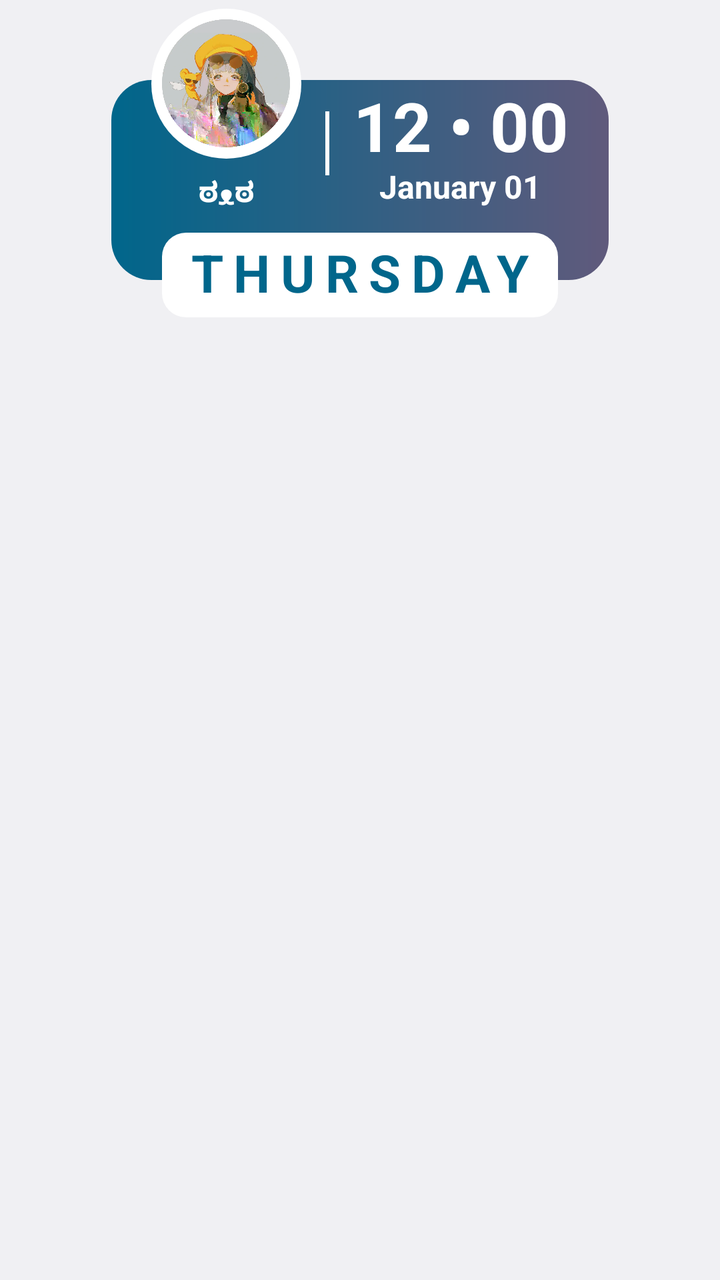
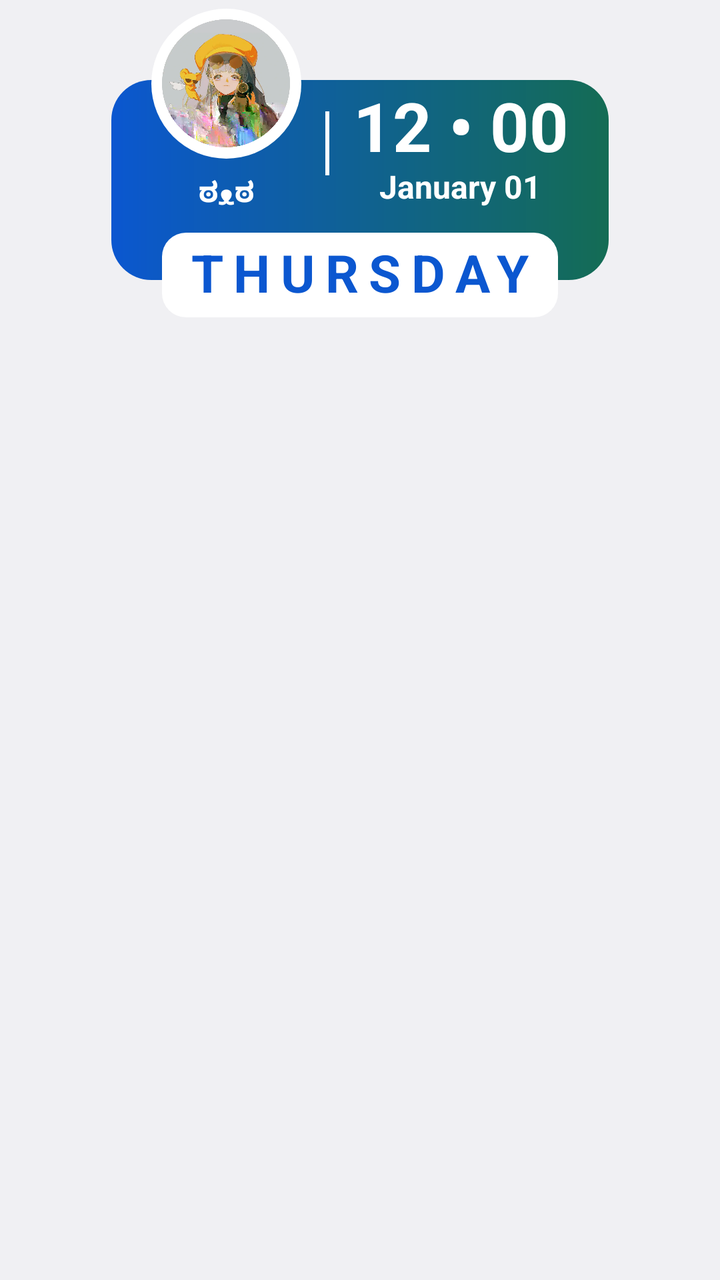

Screens rendered from an Android XML layout before and after an edit, with the pre-edit source and the edit as a unified diff.
<!-- AndroidManifest.xml: application theme android:Theme.DeviceDefault.Light.NoActionBar -->
<!-- res/layout/zclock_ls_37.xml -->
<?xml version="1.0" encoding="utf-8"?>
<LinearLayout xmlns:android="http://schemas.android.com/apk/res/android"
    xmlns:tools="http://schemas.android.com/tools"
    android:layout_width="match_parent"
    android:layout_height="wrap_content"
    android:layout_gravity="center|top"
    android:gravity="center|top"
    android:orientation="vertical">

    <LinearLayout
        android:layout_width="wrap_content"
        android:layout_height="wrap_content"
        android:layout_gravity="center"
        android:orientation="vertical"
        tools:ignore="UselessParent">

        <View
            android:layout_width="match_parent"
            android:layout_height="100dp"
            android:layout_marginTop="40dp"
            android:layout_marginBottom="20dp"
            android:background="@drawable/lockscreen_clock_37_content_bg" />

        <LinearLayout
            android:layout_width="wrap_content"
            android:layout_height="wrap_content"
            android:layout_gravity="center"
            android:layout_marginTop="-160dp"
            android:orientation="vertical">

            <LinearLayout
                android:layout_width="wrap_content"
                android:layout_height="wrap_content"
                android:layout_gravity="center_horizontal"
                android:orientation="horizontal">

                <LinearLayout
                    android:layout_width="wrap_content"
                    android:layout_height="wrap_content"
                    android:layout_marginStart="20dp"
                    android:layout_marginTop="4dp"
                    android:gravity="center"
                    android:orientation="vertical">

                    <FrameLayout
                        android:layout_width="75dp"
                        android:layout_height="75dp"
                        android:background="@drawable/lockscreen_clock_37_logo_bg">

                        <ImageView
                            android:layout_width="64dp"
                            android:layout_height="64dp"
                            android:layout_gravity="center"
                            android:importantForAccessibility="no"
                            android:scaleType="fitXY"
                            android:src="@drawable/lockscreen_clock_37_logo"
                            android:tag="profile_picture" />

                    </FrameLayout>

                    <TextView
                        android:layout_width="wrap_content"
                        android:layout_height="wrap_content"
                        android:layout_marginTop="8dp"
                        android:includeFontPadding="false"
                        android:tag="text1|nolineheight"
                        android:text=" ಠᴥಠ "
                        android:textColor="#FFFFFF"
                        android:textSize="14sp"
                        android:textStyle="bold" />

                </LinearLayout>

                <LinearLayout
                    android:layout_width="wrap_content"
                    android:layout_height="wrap_content"
                    android:layout_gravity="top|center"
                    android:layout_marginStart="12dp"
                    android:layout_marginTop="40dp"
                    android:layout_marginEnd="20dp"
                    android:orientation="horizontal">

                    <View
                        android:layout_width="2dp"
                        android:layout_height="32dp"
                        android:layout_gravity="start|center"
                        android:background="#FFFFFF" />

                    <LinearLayout
                        android:layout_width="wrap_content"
                        android:layout_height="wrap_content"
                        android:layout_marginStart="12dp"
                        android:layout_marginTop="4dp"
                        android:gravity="center"
                        android:orientation="vertical">

                        <TextClock
                            android:layout_width="wrap_content"
                            android:layout_height="wrap_content"
                            android:format12Hour="hh • mm"
                            android:format24Hour="HH • mm"
                            android:includeFontPadding="false"
                            android:tag="text1|nolineheight"
                            android:textColor="#FFFFFF"
                            android:textSize="34sp"
                            android:textStyle="bold" />

                        <TextClock
                            android:layout_width="wrap_content"
                            android:layout_height="wrap_content"
                            android:format12Hour="MMMM dd"
                            android:format24Hour="MMMM dd"
                            android:includeFontPadding="false"
                            android:tag="text1"
                            android:textColor="#FFFFFF"
                            android:textSize="16sp"
                            android:textStyle="bold" />

                    </LinearLayout>
                </LinearLayout>
            </LinearLayout>

            <FrameLayout
                android:layout_width="wrap_content"
                android:layout_height="wrap_content"
                android:layout_gravity="top|center"
                android:layout_marginTop="10dp"
                android:background="@drawable/lockscreen_clock_37_day_bg"
                android:paddingHorizontal="12dp"
                android:paddingVertical="6dp">

                <TextClock
                    android:layout_width="wrap_content"
                    android:layout_height="wrap_content"
                    android:layout_gravity="center"
                    android:format12Hour="EEEE"
                    android:format24Hour="EEEE"
                    android:includeFontPadding="false"
                    android:letterSpacing="0.2"
                    android:tag="accent1|nolineheight"
                    android:textAllCaps="true"
                    android:textColor="@android:color/system_accent1_600"
                    android:textSize="26sp"
                    android:textStyle="bold" />

            </FrameLayout>
        </LinearLayout>
    </LinearLayout>
</LinearLayout>
<!-- resources referenced by this layout -->
<resources>
  <!-- drawable lockscreen_clock_37_content_bg (drawable) -->
  <?xml version="1.0" encoding="utf-8" ?>
  <shape xmlns:android="http://schemas.android.com/apk/res/android"
      android:shape="rectangle">
      <corners android:radius="20dp" />
      <gradient
          android:angle="0"
          android:endColor="@android:color/system_accent3_600"
          android:startColor="@android:color/system_accent1_600" />
  </shape>
  <!-- drawable lockscreen_clock_37_day_bg (drawable) -->
  <?xml version="1.0" encoding="utf-8" ?>
  <shape xmlns:android="http://schemas.android.com/apk/res/android"
      android:shape="rectangle">
      <corners android:radius="12dp" />
      <solid android:color="#FFFFFF" />
  </shape>
  <!-- drawable lockscreen_clock_37_logo: webp bitmap (drawable, 44171 bytes) -->
  <!-- drawable lockscreen_clock_37_logo_bg (drawable) -->
  <?xml version="1.0" encoding="utf-8" ?>
  <shape xmlns:android="http://schemas.android.com/apk/res/android"
      android:shape="oval">
      <solid android:color="#FFFFFF" />
  </shape>
</resources>

<!-- the commit's change to res/layout/zclock_ls_37.xml (unified diff, before → after) -->
@@ -139,7 +139,7 @@
                     android:letterSpacing="0.2"
                     android:tag="accent1|nolineheight"
                     android:textAllCaps="true"
-                    android:textColor="@android:color/system_accent1_600"
+                    android:textColor="@color/zc_accent1_600"
                     android:textSize="26sp"
                     android:textStyle="bold" />
 
<!-- resource entries referenced after the edit -->
@@ -1,5 +1,6 @@
 <!-- resources referenced by this layout -->
 <resources>
+  <color name="zc_accent1_600">#FF0B57D0</color>
   <!-- drawable lockscreen_clock_37_content_bg (drawable) -->
   <?xml version="1.0" encoding="utf-8" ?>
   <shape xmlns:android="http://schemas.android.com/apk/res/android"
@@ -7,8 +8,8 @@
       <corners android:radius="20dp" />
       <gradient
           android:angle="0"
-          android:endColor="@android:color/system_accent3_600"
-          android:startColor="@android:color/system_accent1_600" />
+          android:endColor="@color/zc_accent3_600"
+          android:startColor="@color/zc_accent1_600" />
   </shape>
   <!-- drawable lockscreen_clock_37_day_bg (drawable) -->
   <?xml version="1.0" encoding="utf-8" ?>
@@ -24,5 +25,6 @@
       android:shape="oval">
       <solid android:color="#FFFFFF" />
   </shape>
+  <color name="zc_accent3_600">#FF146C54</color>
 </resources>
 
